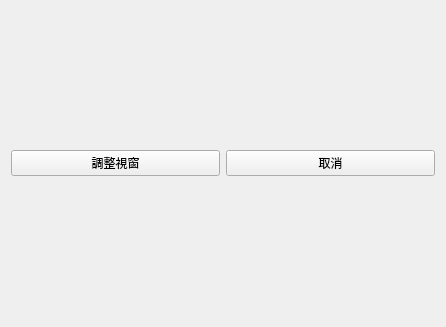
Before: the Qt Designer form GBF_Broswers/UI/Homepage/SettingForm.ui in Jukon3234/ChatGPT_Make_me_WorkHarder, drawn with Qt 5.
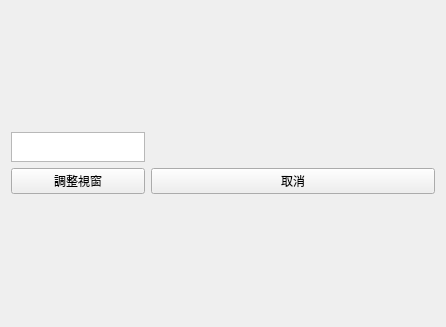
After: the same form once the commit is applied.

Commit message: get catch

Patch:
```diff
--- a/GBF_Broswers/UI/Homepage/SettingForm.ui
+++ b/GBF_Broswers/UI/Homepage/SettingForm.ui
@@ -16,20 +16,30 @@
   <layout class="QGridLayout" name="gridLayout">
    <item row="1" column="0">
     <layout class="QGridLayout" name="gridLayout_2">
-     <item row="0" column="1">
+     <item row="1" column="1">
       <widget class="QPushButton" name="pushButton_2">
        <property name="text">
         <string>取消</string>
        </property>
       </widget>
      </item>
-     <item row="0" column="0">
+     <item row="1" column="0">
       <widget class="QPushButton" name="ScreenWH">
        <property name="text">
         <string>調整視窗</string>
        </property>
       </widget>
      </item>
+     <item row="0" column="0">
+      <widget class="QTextBrowser" name="CatchBrowser">
+       <property name="maximumSize">
+        <size>
+         <width>134</width>
+         <height>30</height>
+        </size>
+       </property>
+      </widget>
+     </item>
     </layout>
    </item>
   </layout>
```
The commit also changes 5 other files.
